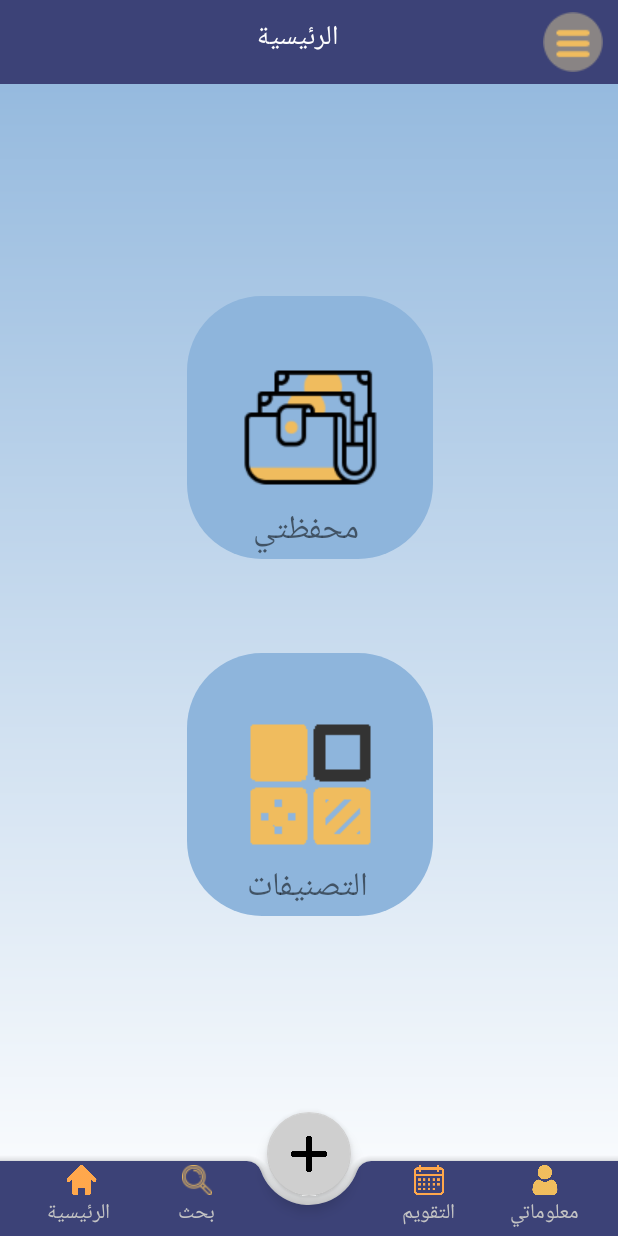
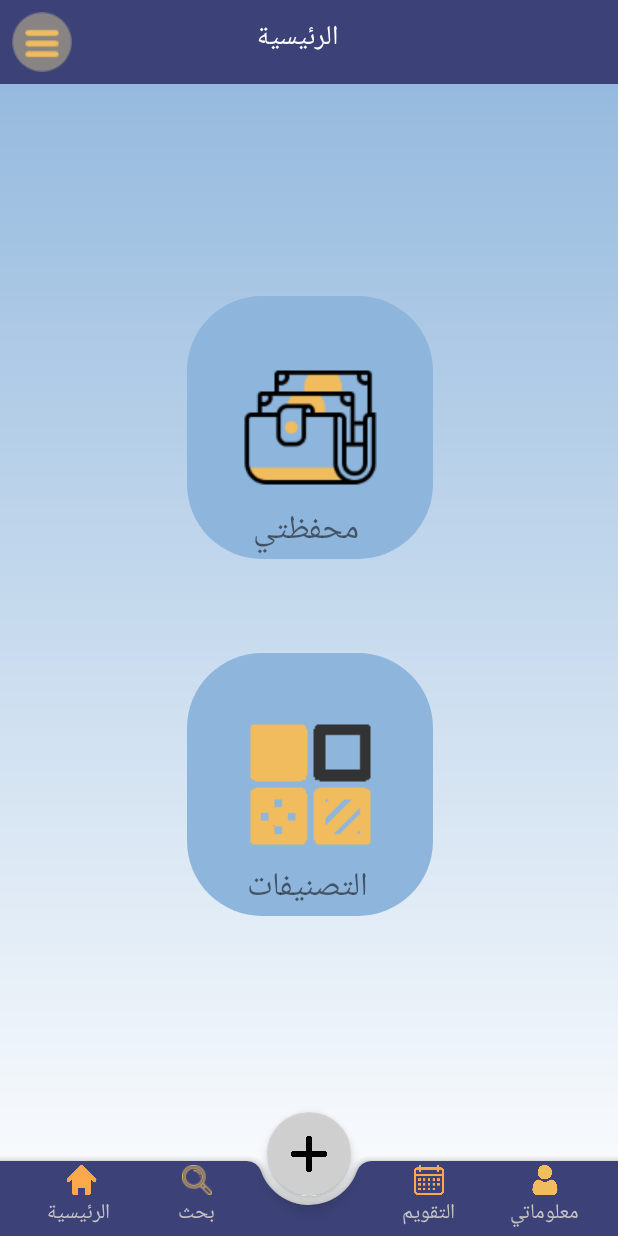
Before and after one commit to keepItProject/Finalinshallah, an Android app: the activity_homepage screen opened directly, with no data from a screen before it, on a phone screen of 412 x 824 dp. Run offline under Robolectric (Android 15) with nearby library versions, the phone set to English and light mode, and no system bars; our stand-ins replace Firebase (no records; nobody signed in at launch, a user with empty details on screens opened directly); libraries missing offline, so code that uses them is left out: com.theartofdev.edmodo; 1 statement that could not run was skipped.

Commit message:
New menu

```diff
--- a/app/src/main/java/com/example/myapplication/activity_homepage.java
+++ b/app/src/main/java/com/example/myapplication/activity_homepage.java
@@ -1,9 +1,12 @@
 package com.example.myapplication;
 
 import androidx.annotation.NonNull;
+import androidx.appcompat.app.ActionBarDrawerToggle;
 import androidx.appcompat.app.AppCompatActivity;
 import androidx.appcompat.widget.Toolbar;
 import androidx.core.content.ContextCompat;
+import androidx.core.view.GravityCompat;
+import androidx.drawerlayout.widget.DrawerLayout;
 
 import android.content.Intent;
 import android.net.Uri;
@@ -23,11 +26,12 @@ import com.example.myapplication.Empty.SearchActivity;
 import com.example.myapplication.Empty.mywalletActivity;
 import com.google.android.material.bottomappbar.BottomAppBar;
 import com.google.android.material.floatingactionbutton.FloatingActionButton;
+import com.google.android.material.navigation.NavigationView;
 import com.google.firebase.auth.FirebaseAuth;
 import com.theartofdev.edmodo.cropper.CropImage;
 import com.theartofdev.edmodo.cropper.CropImageView;
 
-public class activity_homepage extends AppCompatActivity {
+public class activity_homepage extends AppCompatActivity implements NavigationView.OnNavigationItemSelectedListener {
     FloatingActionButton floatingActionButton;
     BottomAppBar bottomAppBar;
     Toolbar toolbar;
@@ -35,16 +39,32 @@ public class activity_homepage extends AppCompatActivity {
     ImageView cal, ser, ho, pro;
     Button b4;
     LinearLayout ls,lc,lp,lh;
+    DrawerLayout drawerLayout;
+    NavigationView navigationView;
 
     @Override
     protected void onCreate(Bundle savedInstanceState) {
         super.onCreate(savedInstanceState);
         setContentView(R.layout.activity_homepage);
 
+        //Hooks
+        drawerLayout = findViewById(R.id.drawer_layout);
+        navigationView = findViewById(R.id.nav_view);
+        //--------------------------------------------------
+
         //For tool bar
         toolbar = (Toolbar) findViewById(R.id.toolbar);
         setSupportActionBar(toolbar);
 
+        //--------------------------------------------------
+
+        //Navigation Drawer Menu
+        navigationView.bringToFront();
+        ActionBarDrawerToggle toggle = new ActionBarDrawerToggle(this,drawerLayout,toolbar,R.string.navigation_drawer_open,R.string.navigation_drawer_close);
+        drawerLayout.addDrawerListener(toggle);
+        toggle.syncState();
+        toolbar.setNavigationIcon(R.drawable.nmenu);
+        navigationView.setNavigationItemSelectedListener(this);
 
         //--------------------------------------------------
         floatingActionButton = findViewById(R.id.orderPlus);
@@ -118,15 +138,15 @@ public class activity_homepage extends AppCompatActivity {
 
     // For menu
 
-    public boolean onCreateOptionsMenu(Menu menu) {
+    /*public boolean onCreateOptionsMenu(Menu menu) {
         //return super.onCreateOptionsMenu(menu);
         getMenuInflater().inflate(R.menu.roptions, menu);
         toolbar.setOverflowIcon(ContextCompat.getDrawable(getApplicationContext(), R.drawable.nmenu));
 
         return true;
-    }
+    }*/
 
-    public boolean onOptionsItemSelected(@NonNull MenuItem item) {
+    /*public boolean onOptionsItemSelected(@NonNull MenuItem item) {
 
         int id = item.getItemId();
 
@@ -153,7 +173,7 @@ public class activity_homepage extends AppCompatActivity {
         }
 
         return super.onOptionsItemSelected(item);///////////////////////////
-    }
+    }*/
 
     public void takePhoto(View view) {
         CropImage.activity()
@@ -180,4 +200,42 @@ public class activity_homepage extends AppCompatActivity {
             }
         }
     }
+    //Complete menu
+    public void onBackPressed() {
+        if(drawerLayout.isDrawerOpen(GravityCompat.START)){
+            drawerLayout.closeDrawer(GravityCompat.START);
+        }
+        else {
+            super.onBackPressed();
+        }
+
+    }
+
+    @Override
+    public boolean onNavigationItemSelected(@NonNull MenuItem menuItem) {
+
+        switch (menuItem.getItemId()){
+            case R.id.cond:
+                Intent intent = new Intent(activity_homepage.this, ConditionsActivity.class);
+                startActivity(intent);
+                break;
+
+            case R.id.MCI:
+                WebView webview = new WebView(this);
+                setContentView(webview);
+                webview.loadUrl("https://mci.gov.sa/ar/pages/default.aspx");
+                break;
+
+            case R.id.logout:
+                FirebaseAuth.getInstance().signOut();
+                Intent i1 = new Intent(activity_homepage.this, activity_log.class);
+                startActivity(i1);
+                Toast.makeText(this, "تم تسجيل الخروج", Toast.LENGTH_SHORT).show();
+
+                return true;
+        }
+        drawerLayout.closeDrawer(GravityCompat.START);
+        return true;
+    }
+    //---------------------------------------------------------------------------
 }
--- a/app/src/main/res/layout/activity_homepage.xml
+++ b/app/src/main/res/layout/activity_homepage.xml
@@ -1,12 +1,30 @@
 <?xml version="1.0" encoding="utf-8"?>
-<androidx.constraintlayout.widget.ConstraintLayout xmlns:android="http://schemas.android.com/apk/res/android"
+<androidx.drawerlayout.widget.DrawerLayout
+    xmlns:android="http://schemas.android.com/apk/res/android"
     xmlns:app="http://schemas.android.com/apk/res-auto"
     xmlns:tools="http://schemas.android.com/tools"
     android:layout_width="match_parent"
     android:layout_height="match_parent"
     android:background="@drawable/gradient"
     android:orientation="vertical"
-    tools:context=".MainActivity">
+    tools:context=".MainActivity"
+    android:id="@+id/drawer_layout"
+    android:fitsSystemWindows="true"
+    tools:openDrawer="start">
+
+
+    <com.google.android.material.navigation.NavigationView
+        android:id="@+id/nav_view"
+        android:layout_width="wrap_content"
+        android:layout_height="match_parent"
+        app:headerLayout="@layout/header"
+        app:menu="@menu/roptions"
+        android:layout_gravity="start"/>
+
+<androidx.constraintlayout.widget.ConstraintLayout
+    android:layout_width="match_parent"
+    android:layout_height="match_parent">
+
 
 
     <androidx.coordinatorlayout.widget.CoordinatorLayout
@@ -260,7 +278,9 @@
                     android:text="الرئيسية"
                     android:textColor="#fff"
                     android:textSize="18sp"
-                    ></TextView>
+                    tools:ignore="MissingConstraints">
+
+                </TextView>
 
             </androidx.constraintlayout.widget.ConstraintLayout>
             <!---->
@@ -269,5 +289,6 @@
 
     </androidx.coordinatorlayout.widget.CoordinatorLayout>
 
+</androidx.constraintlayout.widget.ConstraintLayout>
 
-</androidx.constraintlayout.widget.ConstraintLayout>
+</androidx.drawerlayout.widget.DrawerLayout>
--- a/app/src/main/res/menu/roptions.xml
+++ b/app/src/main/res/menu/roptions.xml
@@ -1,6 +1,9 @@
 <?xml version="1.0" encoding="utf-8"?>
 <menu xmlns:android="http://schemas.android.com/apk/res/android"
     xmlns:app="http://schemas.android.com/apk/res-auto">
+
+
+
     <item
         android:id="@+id/cond"
         android:title="شروط الضمان"
--- a/app/src/main/res/values/strings.xml
+++ b/app/src/main/res/values/strings.xml
@@ -23,4 +23,6 @@
     <string name="ser"> * بحث</string>
     <string name="before_week">قبل اسبوع</string>
     <string name="before_month">قبل شهر</string>
+    <string name="navigation_drawer_open">Open navigation drawer</string>
+    <string name="navigation_drawer_close">Close navigation drawer</string>
 </resources>
```
Also changed, not shown: app/src/main/res/layout/header.xml (added, +28 -0 lines), app/src/main/res/layout/nave.xml (deleted, +0 -29 lines).
